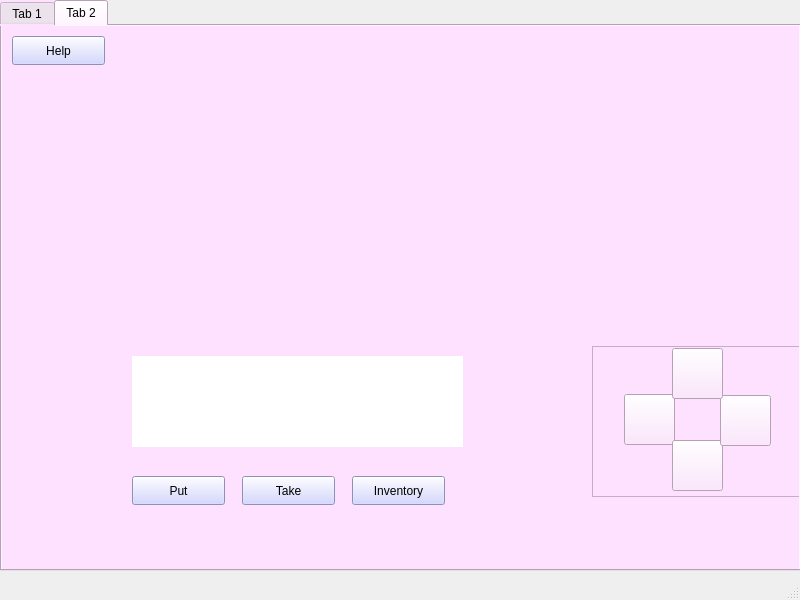
Old version of the form mainwindow.ui in the repository AmyMcMahon/cppGame.
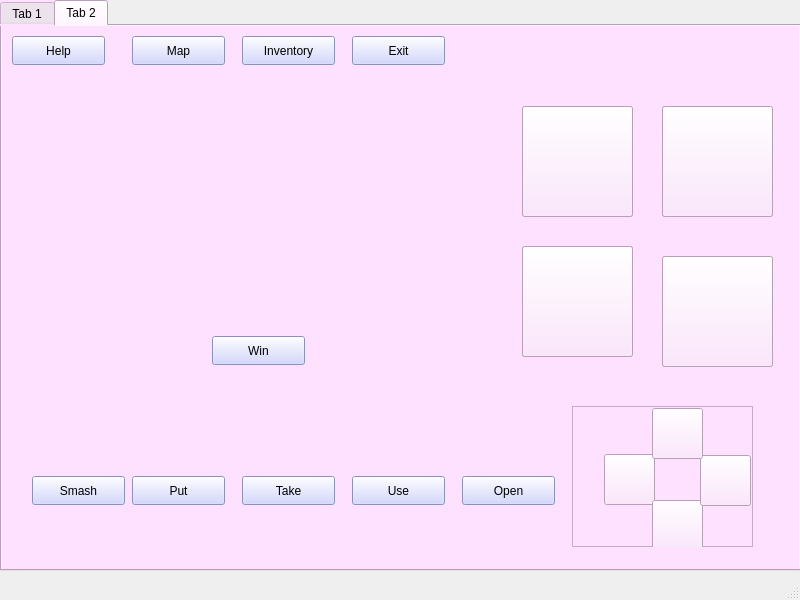
New version of the form.

Diff of the .ui file:
```diff
--- a/mainwindow.ui
+++ b/mainwindow.ui
@@ -127,10 +127,10 @@
      <widget class="QFrame" name="frame">
       <property name="geometry">
        <rect>
-        <x>590</x>
-        <y>320</y>
-        <width>211</width>
-        <height>151</height>
+        <x>570</x>
+        <y>380</y>
+        <width>181</width>
+        <height>141</height>
        </rect>
       </property>
       <property name="frameShape">
@@ -195,14 +195,20 @@
      <widget class="QLabel" name="label_2">
       <property name="geometry">
        <rect>
-        <x>130</x>
-        <y>330</y>
-        <width>331</width>
-        <height>91</height>
+        <x>570</x>
+        <y>30</y>
+        <width>141</width>
+        <height>31</height>
        </rect>
       </property>
+      <property name="font">
+       <font>
+        <pointsize>20</pointsize>
+       </font>
+      </property>
       <property name="styleSheet">
-       <string notr="true">background-color: rgb(255, 255, 255);</string>
+       <string notr="true">
+background-color:rgb(254, 224, 255);</string>
       </property>
       <property name="text">
        <string/>
@@ -262,8 +268,8 @@
      <widget class="QPushButton" name="invButton">
       <property name="geometry">
        <rect>
-        <x>350</x>
-        <y>450</y>
+        <x>240</x>
+        <y>10</y>
         <width>93</width>
         <height>29</height>
        </rect>
@@ -275,6 +281,238 @@
        <string>Inventory</string>
       </property>
      </widget>
+     <widget class="QPushButton" name="mapButton">
+      <property name="geometry">
+       <rect>
+        <x>130</x>
+        <y>10</y>
+        <width>93</width>
+        <height>29</height>
+       </rect>
+      </property>
+      <property name="styleSheet">
+       <string notr="true">background-color: rgb(199, 203, 255)</string>
+      </property>
+      <property name="text">
+       <string>Map</string>
+      </property>
+     </widget>
+     <widget class="QLabel" name="label_3">
+      <property name="geometry">
+       <rect>
+        <x>30</x>
+        <y>90</y>
+        <width>481</width>
+        <height>201</height>
+       </rect>
+      </property>
+      <property name="text">
+       <string/>
+      </property>
+     </widget>
+     <widget class="QPushButton" name="item2">
+      <property name="geometry">
+       <rect>
+        <x>520</x>
+        <y>80</y>
+        <width>111</width>
+        <height>111</height>
+       </rect>
+      </property>
+      <property name="styleSheet">
+       <string notr="true">
+background-color:rgb(254, 224, 255);</string>
+      </property>
+      <property name="text">
+       <string/>
+      </property>
+     </widget>
+     <widget class="QPushButton" name="item1">
+      <property name="geometry">
+       <rect>
+        <x>660</x>
+        <y>80</y>
+        <width>111</width>
+        <height>111</height>
+       </rect>
+      </property>
+      <property name="focusPolicy">
+       <enum>Qt::NoFocus</enum>
+      </property>
+      <property name="styleSheet">
+       <string notr="true">
+background-color:rgb(254, 224, 255);</string>
+      </property>
+      <property name="text">
+       <string/>
+      </property>
+     </widget>
+     <widget class="QPushButton" name="item3">
+      <property name="geometry">
+       <rect>
+        <x>520</x>
+        <y>220</y>
+        <width>111</width>
+        <height>111</height>
+       </rect>
+      </property>
+      <property name="styleSheet">
+       <string notr="true">
+background-color:rgb(254, 224, 255);</string>
+      </property>
+      <property name="text">
+       <string/>
+      </property>
+     </widget>
+     <widget class="QPushButton" name="item4">
+      <property name="geometry">
+       <rect>
+        <x>660</x>
+        <y>230</y>
+        <width>111</width>
+        <height>111</height>
+       </rect>
+      </property>
+      <property name="styleSheet">
+       <string notr="true">
+background-color:rgb(254, 224, 255);</string>
+      </property>
+      <property name="text">
+       <string/>
+      </property>
+     </widget>
+     <widget class="QPushButton" name="useButton">
+      <property name="geometry">
+       <rect>
+        <x>350</x>
+        <y>450</y>
+        <width>93</width>
+        <height>29</height>
+       </rect>
+      </property>
+      <property name="styleSheet">
+       <string notr="true">background-color: rgb(199, 203, 255)</string>
+      </property>
+      <property name="text">
+       <string>Use</string>
+      </property>
+     </widget>
+     <widget class="QPushButton" name="invItem1">
+      <property name="geometry">
+       <rect>
+        <x>520</x>
+        <y>80</y>
+        <width>111</width>
+        <height>111</height>
+       </rect>
+      </property>
+      <property name="text">
+       <string/>
+      </property>
+     </widget>
+     <widget class="QPushButton" name="invItem2">
+      <property name="geometry">
+       <rect>
+        <x>660</x>
+        <y>80</y>
+        <width>111</width>
+        <height>111</height>
+       </rect>
+      </property>
+      <property name="text">
+       <string/>
+      </property>
+     </widget>
+     <widget class="QPushButton" name="invItem3">
+      <property name="geometry">
+       <rect>
+        <x>520</x>
+        <y>220</y>
+        <width>111</width>
+        <height>111</height>
+       </rect>
+      </property>
+      <property name="text">
+       <string/>
+      </property>
+     </widget>
+     <widget class="QPushButton" name="invItem4">
+      <property name="geometry">
+       <rect>
+        <x>660</x>
+        <y>230</y>
+        <width>111</width>
+        <height>111</height>
+       </rect>
+      </property>
+      <property name="text">
+       <string/>
+      </property>
+     </widget>
+     <widget class="QPushButton" name="exitInv">
+      <property name="geometry">
+       <rect>
+        <x>350</x>
+        <y>10</y>
+        <width>93</width>
+        <height>29</height>
+       </rect>
+      </property>
+      <property name="styleSheet">
+       <string notr="true">background-color: rgb(199, 203, 255)</string>
+      </property>
+      <property name="text">
+       <string>Exit</string>
+      </property>
+     </widget>
+     <widget class="QPushButton" name="openButton">
+      <property name="geometry">
+       <rect>
+        <x>460</x>
+        <y>450</y>
+        <width>93</width>
+        <height>29</height>
+       </rect>
+      </property>
+      <property name="styleSheet">
+       <string notr="true">background-color: rgb(199, 203, 255)</string>
+      </property>
+      <property name="text">
+       <string>Open</string>
+      </property>
+     </widget>
+     <widget class="QPushButton" name="smashButton">
+      <property name="geometry">
+       <rect>
+        <x>30</x>
+        <y>450</y>
+        <width>93</width>
+        <height>29</height>
+       </rect>
+      </property>
+      <property name="styleSheet">
+       <string notr="true">background-color: rgb(199, 203, 255)</string>
+      </property>
+      <property name="text">
+       <string>Smash</string>
+      </property>
+     </widget>
+     <widget class="QPushButton" name="winB">
+      <property name="geometry">
+       <rect>
+        <x>210</x>
+        <y>310</y>
+        <width>93</width>
+        <height>29</height>
+       </rect>
+      </property>
+      <property name="styleSheet">
+       <string notr="true">background-color: rgb(199, 203, 255)</string>
+      </property>
+      <property name="text">
+       <string>Win</string>
+      </property>
+     </widget>
     </widget>
    </widget>
   </widget>
```
